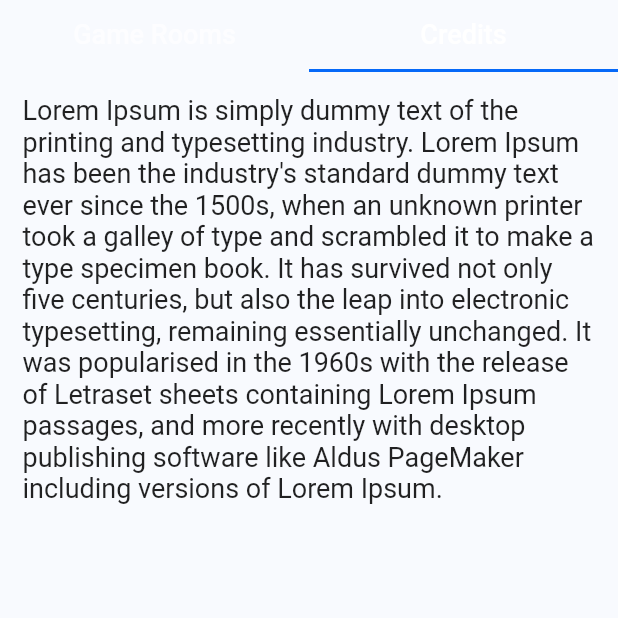
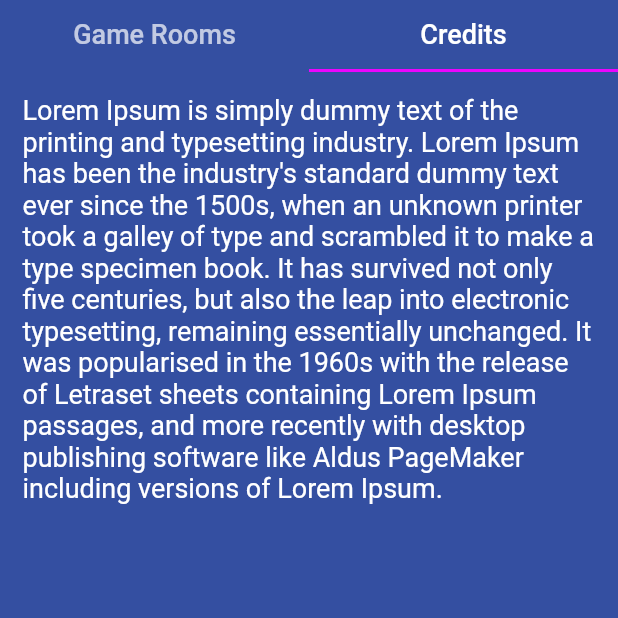
Before and after one commit to rithik-dev/level-up-sports, a Flutter app: the screen it shows after launch, tab 2 chosen, on a phone screen of 412 x 824 dp, the top half of it. Run offline on Flutter 3.47's test engine with Material 2 defaults, Android fonts, the phone set to English and light mode, and no system bars; our stand-ins replace double_back_to_close_app, shared_preferences; generated files the repository leaves out were written again.

```diff
--- a/lib/main.dart
+++ b/lib/main.dart
@@ -45,7 +45,8 @@
         theme: AppTheme.lightTheme,
         darkTheme: AppTheme.darkTheme,
         locale: LocaleController.of(context).locale,
-        themeMode: ThemeController.of(context).themeMode,
+        // themeMode: ThemeController.of(context).themeMode,
+        themeMode: ThemeMode.dark,
         supportedLocales: L10n.all,
         localizationsDelegates: L10n.localizationsDelegates,
         navigatorKey: Globals.navigatorKey,
```
Also changed, not shown: 2 other files.
